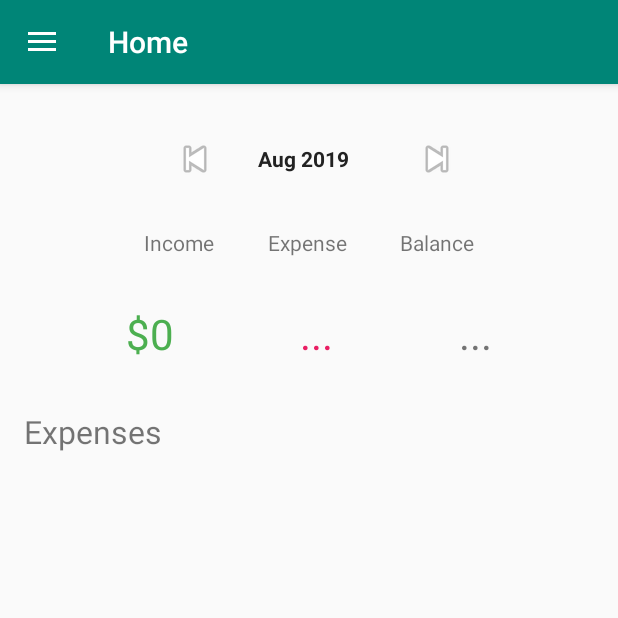
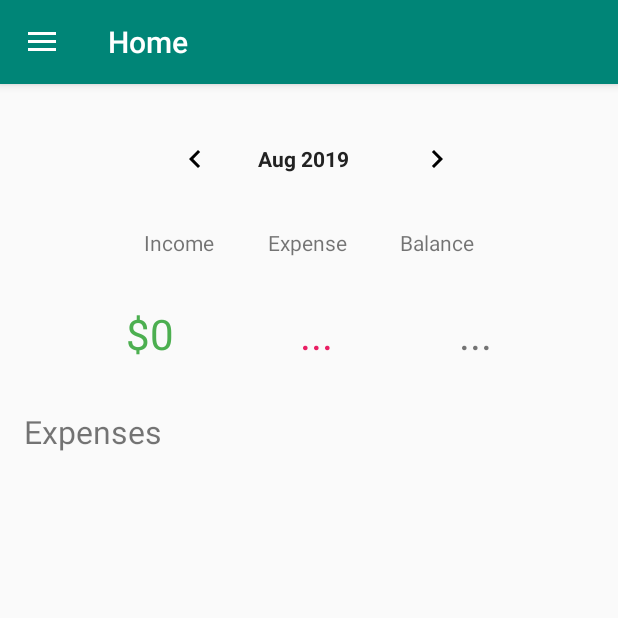
Before and after one commit to gscoppino/budget-app-android, an Android app: the HomeFragment screen opened directly, with no data from a screen before it, after a tap on an icon or button, on a phone screen of 412 x 824 dp, the top half of it. Run offline under Robolectric (Android 15) with nearby library versions, the phone set to English and light mode, and no system bars; our stand-ins replace navigation-ui; libraries missing offline, so code that uses them is left out: retrofit2.converter.jackson; 1 statement that could not run was skipped.

Commit message:
Uses material design chevrons for the month picker back/forth images.

```diff
--- /dev/null
+++ b/app/src/main/res/drawable/ic_mat_chevron_left.xml
@@ -0,0 +1,9 @@
+<vector xmlns:android="http://schemas.android.com/apk/res/android"
+    android:width="24dp"
+    android:height="24dp"
+    android:viewportWidth="24"
+    android:viewportHeight="24">
+  <path
+      android:fillColor="#FF000000"
+      android:pathData="M15.41,7.41L14,6l-6,6 6,6 1.41,-1.41L10.83,12z"/>
+</vector>
--- /dev/null
+++ b/app/src/main/res/drawable/ic_mat_chevron_right.xml
@@ -0,0 +1,9 @@
+<vector xmlns:android="http://schemas.android.com/apk/res/android"
+    android:width="24dp"
+    android:height="24dp"
+    android:viewportWidth="24"
+    android:viewportHeight="24">
+  <path
+      android:fillColor="#FF000000"
+      android:pathData="M10,6L8.59,7.41 13.17,12l-4.58,4.59L10,18l6,-6z"/>
+</vector>
--- a/app/src/main/res/layout/view_monthpicker.xml
+++ b/app/src/main/res/layout/view_monthpicker.xml
@@ -15,7 +15,7 @@
         android:layout_marginRight="16dp"
         android:clickable="true"
         android:foregroundGravity="left"
-        android:src="@android:drawable/ic_media_previous"
+        android:src="@drawable/ic_mat_chevron_left"
         app:layout_constraintEnd_toStartOf="@+id/date_display_date"
         app:layout_constraintStart_toStartOf="parent"
         app:layout_constraintTop_toTopOf="parent" />
@@ -47,7 +47,7 @@
         android:layout_marginRight="48dp"
         android:clickable="true"
         android:foregroundGravity="right"
-        android:src="@android:drawable/ic_media_next"
+        android:src="@drawable/ic_mat_chevron_right"
         app:layout_constraintEnd_toEndOf="parent"
         app:layout_constraintStart_toEndOf="@+id/date_display_date"
         app:layout_constraintTop_toTopOf="parent" />
```
